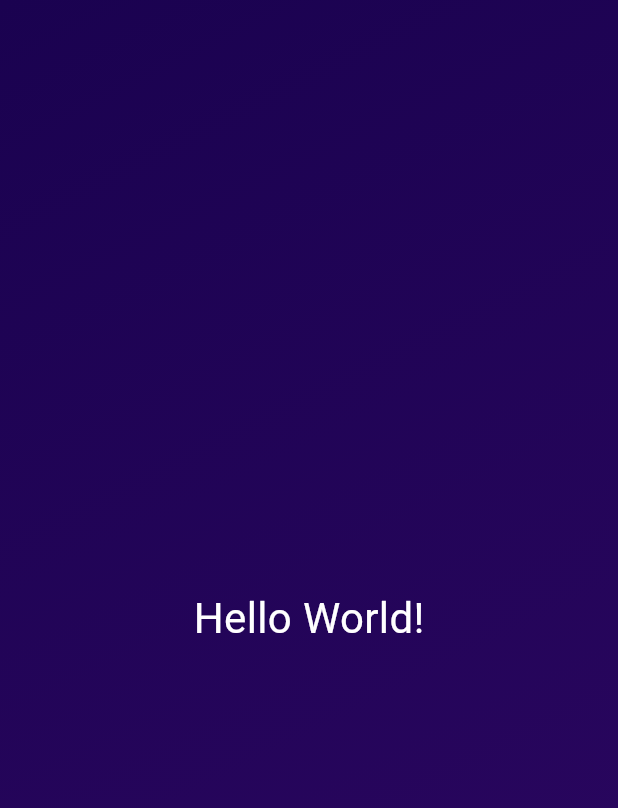
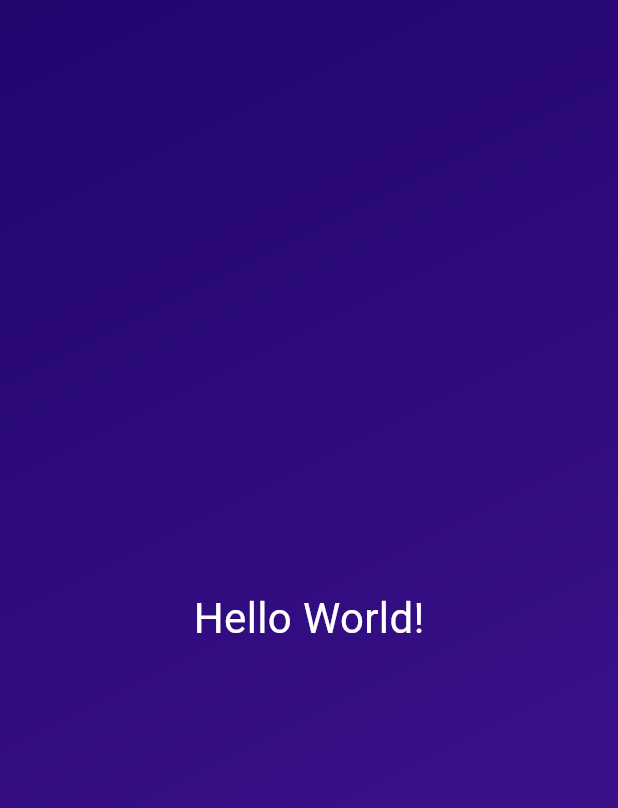
Before and after one commit to HazeyWazy/roll-dice, a Flutter app: the screen it shows after launch, on a phone screen of 412 x 824 dp. Shown: the top 808 px of the screen. Run offline on Flutter 3.47's test engine with Material 3 defaults, Android fonts, the phone set to English and light mode, and no system bars.

Commit message:
Update resuable widgets and constructor functions

```diff
--- a/lib/gradient_container.dart
+++ b/lib/gradient_container.dart
@@ -5,17 +5,17 @@ const startAlignment = Alignment.topLeft;
 const endAlignment = Alignment. bottomRight;
 
 class GradientContainer extends StatelessWidget {
-  const GradientContainer({super.key});
+  const GradientContainer(this.color1, this.color2, {super.key});
+
+  final Color color1;
+  final Color color2;
 
   @override
   Widget build(context) {
     return Container(
-      decoration: const BoxDecoration(
+      decoration: BoxDecoration(
         gradient: LinearGradient(
-          colors: [
-            Color.fromARGB(255, 26, 2, 80),
-            Color.fromARGB(255, 45, 7, 98),
-          ],
+          colors: [color1, color2],
           begin: startAlignment,
           end: endAlignment,
         ),
@@ -26,3 +26,25 @@ class GradientContainer extends StatelessWidget {
     );
   }
 }
+
+// class GradientContainer extends StatelessWidget {
+//   const GradientContainer({super.key, required this.colors});
+
+//   final List<Color> colors;
+
+//   @override
+//   Widget build(context) {
+//     return Container(
+//       decoration: BoxDecoration(
+//         gradient: LinearGradient(
+//           colors: colors,
+//           begin: startAlignment,
+//           end: endAlignment,
+//         ),
+//       ),
+//       child: const Center(
+//         child: StyledText('Hello World!'),
+//       ),
+//     );
+//   }
+// }
--- a/lib/main.dart
+++ b/lib/main.dart
@@ -5,7 +5,10 @@ void main() {
   runApp(
     const MaterialApp(
       home: Scaffold(
-        body: GradientContainer(),
+        body: GradientContainer(
+          Color.fromARGB(255, 33, 5, 109),
+          Color.fromARGB(255, 68, 21, 149),
+        ),
       ),
     ),
   );
```
